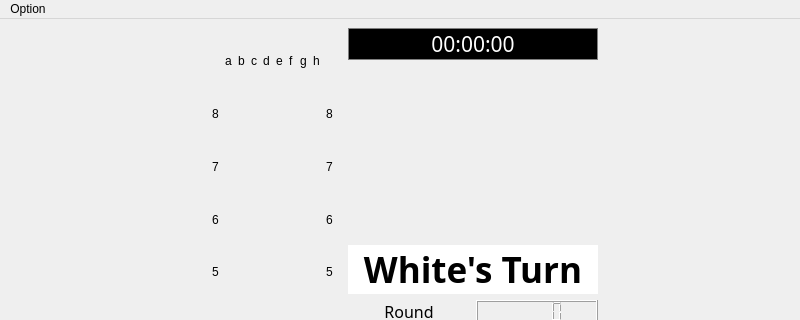
Qt form gamemainwindow.ui (a0922762/NTUST_OOP_Project2_Chess) before a commit; both pictures show x 0 to 800 and y 0 to 320 of the 800 by 600 pixel window.
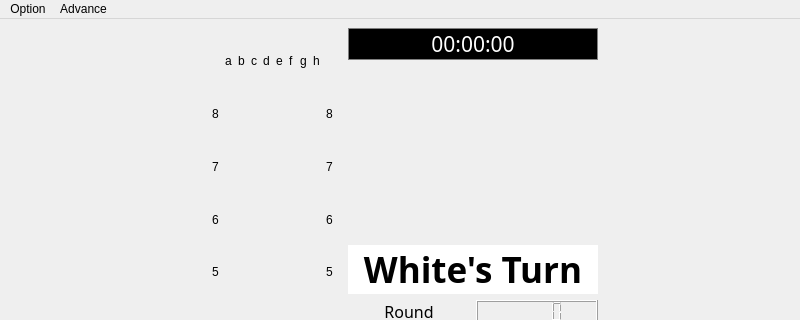
The same form after that commit. Custom widgets are drawn as their Qt base class.

Patch:
```diff
--- a/gamemainwindow.ui
+++ b/gamemainwindow.ui
@@ -511,7 +511,14 @@
     <addaction name="separator"/>
     <addaction name="actionExit"/>
    </widget>
+   <widget class="QMenu" name="menuAdvance">
+    <property name="title">
+     <string>Advance</string>
+    </property>
+    <addaction name="actionto_FEN"/>
+   </widget>
    <addaction name="menuOption"/>
+   <addaction name="menuAdvance"/>
   </widget>
   <widget class="QStatusBar" name="statusbar"/>
   <action name="actionExit">
```
Left out of the diff: 5 changed lines with no effect on the pictures.
